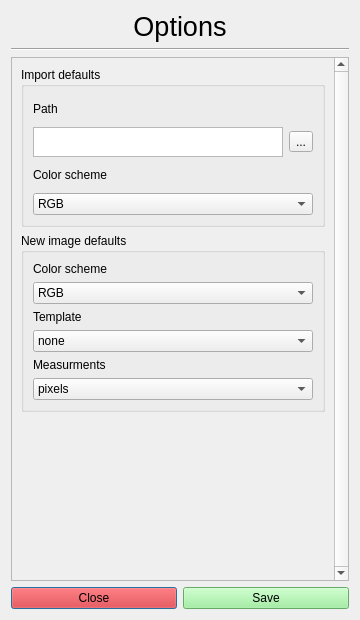
Above: Ink/options.ui from ErnestsEida/project-ink before the change. Below: the same form after it.
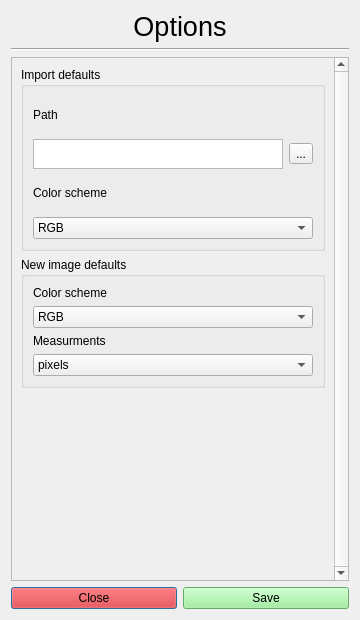
That is the form after the change.

```diff
--- a/Ink/options.ui
+++ b/Ink/options.ui
@@ -171,37 +171,6 @@
             </item>
            </widget>
           </item>
-          <item>
-           <widget class="QLabel" name="label_6">
-            <property name="text">
-             <string>Template</string>
-            </property>
-           </widget>
-          </item>
-          <item>
-           <widget class="QComboBox" name="templates">
-            <item>
-             <property name="text">
-              <string>none</string>
-             </property>
-            </item>
-            <item>
-             <property name="text">
-              <string>A4</string>
-             </property>
-            </item>
-            <item>
-             <property name="text">
-              <string>A5</string>
-             </property>
-            </item>
-            <item>
-             <property name="text">
-              <string>Icon</string>
-             </property>
-            </item>
-           </widget>
-          </item>
           <item>
            <widget class="QLabel" name="label_7">
             <property name="text">
```
